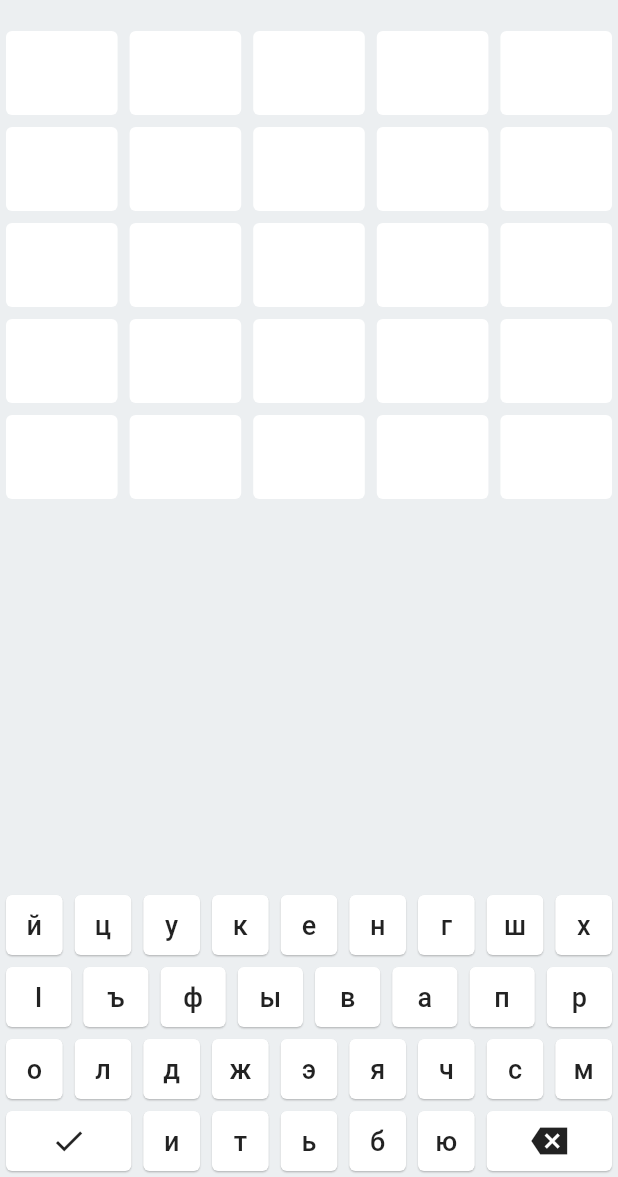
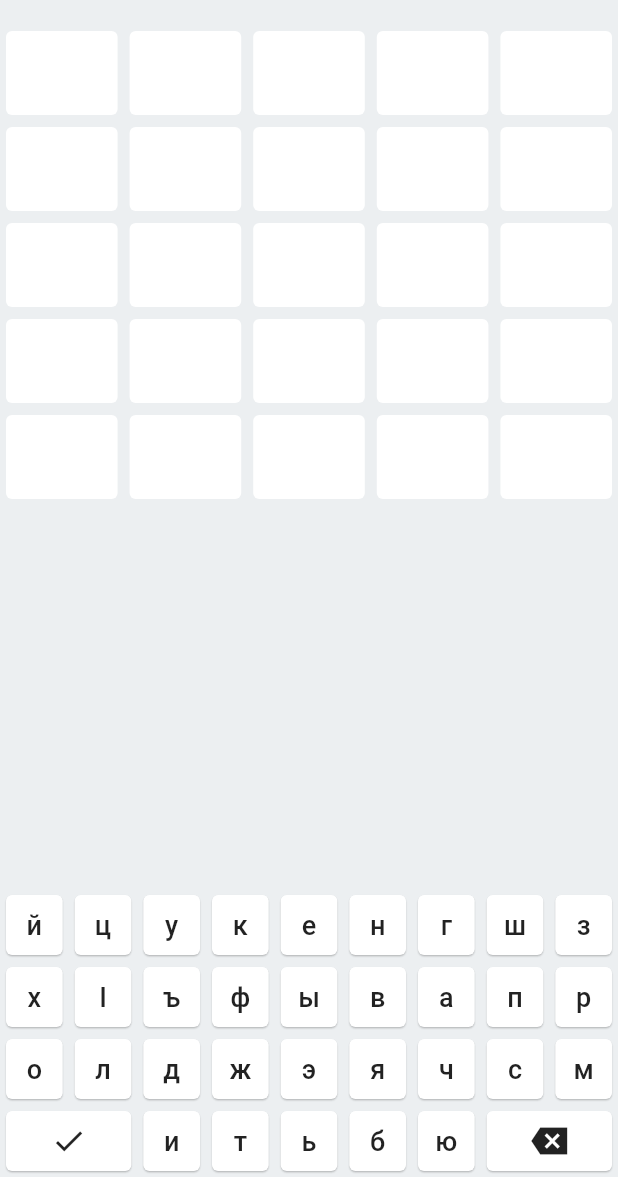
Before and after one commit to raxysstudios/mecel, a Flutter app: the screen it shows after launch, on a phone screen of 412 x 824 dp, the part 59-1236 px from its top. Run offline on Flutter 3.47's test engine with Material 2 defaults, Android fonts, the phone set to English and light mode, and no system bars; our stand-ins replace google_fonts.

```diff
--- a/lib/config/keyboard_layouts.dart
+++ b/lib/config/keyboard_layouts.dart
@@ -1,6 +1,6 @@
 const lezgiRows = [
-  'йцукенгшх',
-  'ӏъфывапр',
+  'йцукенгшз',
+  'хӏъфывапр',
   'олджэячсм',
   'итьбю',
 ];
```
